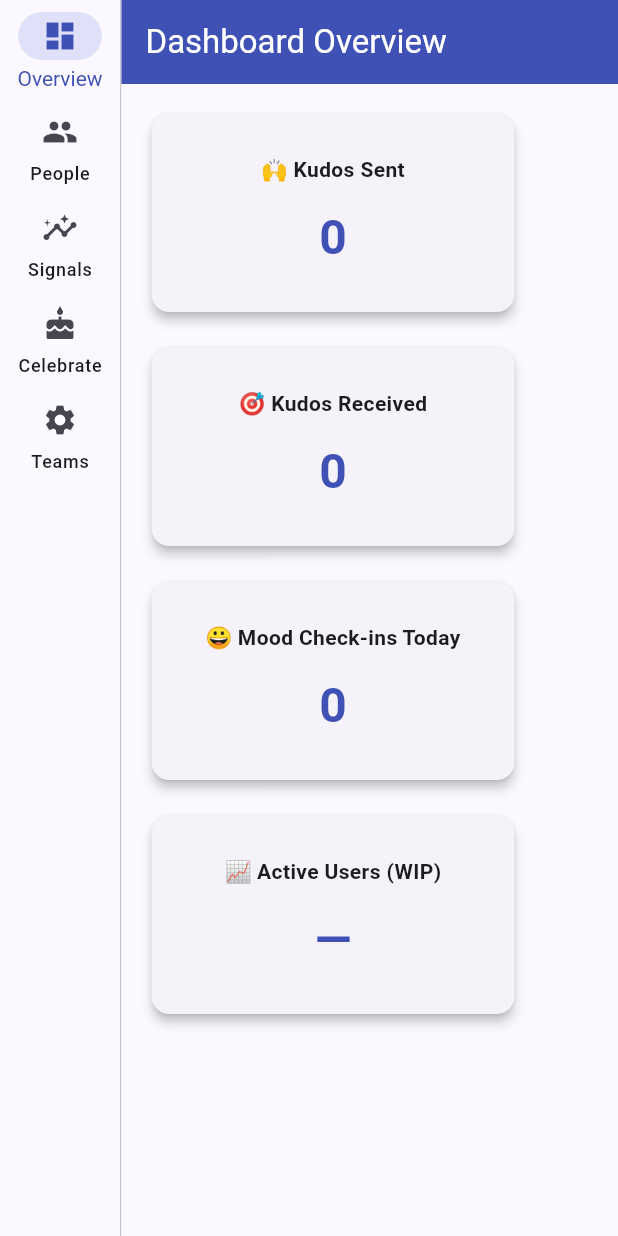
After one commit to sreeharichunkz/workers_App, a Flutter app: the DashboardShell screen opened directly, after a tap on "Overview", on a phone screen of 412 x 824 dp. The commit adds this screen. Run offline on Flutter 3.47's test engine with Material 3 defaults, Android fonts, the light colour scheme and no system bars; our stand-ins replace cloud_firestore, firebase_auth, firebase_core, timeago; accounts and stored records are empty.

```diff
--- /dev/null
+++ b/devtools_options.yaml
@@ -0,0 +1,3 @@
+description: This file stores settings for Dart & Flutter DevTools.
+documentation: https://docs.flutter.dev/tools/devtools/extensions#configure-extension-enablement-states
+extensions:
--- /dev/null
+++ b/lib/screens/web/dashboard_overview.dart
@@ -0,0 +1,136 @@
+import 'package:flutter/material.dart';
+import 'package:cloud_firestore/cloud_firestore.dart';
+
+class DashboardOverview extends StatefulWidget {
+  const DashboardOverview({super.key});
+
+  @override
+  State<DashboardOverview> createState() => _DashboardOverviewState();
+}
+
+class _DashboardOverviewState extends State<DashboardOverview>
+    with AutomaticKeepAliveClientMixin {
+  bool _loading = true;
+  Map<String, dynamic>? _stats;
+
+  @override
+  void initState() {
+    super.initState();
+    _loadStats();
+  }
+
+  Future<void> _loadStats() async {
+    setState(() => _loading = true);
+
+    try {
+      final kudosSnapshot =
+          await FirebaseFirestore.instance.collection('kudos').get();
+      final checkinsSnapshot =
+          await FirebaseFirestore.instance.collection('checkins').get();
+
+      final now = DateTime.now();
+
+      final sentKudos = kudosSnapshot.docs.length;
+      final receivedKudos =
+          kudosSnapshot.docs
+              .where((doc) => doc.data().containsKey('receiver_uid'))
+              .length;
+
+      final moodCheckinsToday =
+          checkinsSnapshot.docs.where((doc) {
+            final data = doc.data();
+            if (!data.containsKey('timestamp')) return false;
+            final timestamp = (data['timestamp'] as Timestamp).toDate();
+            return timestamp.year == now.year &&
+                timestamp.month == now.month &&
+                timestamp.day == now.day;
+          }).length;
+
+      setState(() {
+        _stats = {
+          'sentKudos': sentKudos,
+          'receivedKudos': receivedKudos,
+          'moodCheckinsToday': moodCheckinsToday,
+        };
+      });
+    } catch (e) {
+      debugPrint('Error loading stats: $e');
+      ScaffoldMessenger.of(
+        context,
+      ).showSnackBar(SnackBar(content: Text('Error loading dashboard: $e')));
+    } finally {
+      setState(() => _loading = false);
+    }
+  }
+
+  @override
+  Widget build(BuildContext context) {
+    super.build(context); // Required for AutomaticKeepAliveClientMixin
+
+    if (_loading && _stats == null) {
+      return const Center(child: CircularProgressIndicator());
+    }
+
+    return RefreshIndicator(
+      onRefresh: _loadStats,
+      child: SingleChildScrollView(
+        physics: const AlwaysScrollableScrollPhysics(),
+        padding: const EdgeInsets.all(16),
+        child: Wrap(
+          spacing: 16,
+          runSpacing: 16,
+          children: [
+            _buildStatCard("🙌 Kudos Sent", _stats!['sentKudos'].toString()),
+            _buildStatCard(
+              "🎯 Kudos Received",
+              _stats!['receivedKudos'].toString(),
+            ),
+            _buildStatCard(
+              "😀 Mood Check-ins Today",
+              _stats!['moodCheckinsToday'].toString(),
+            ),
+            _buildStatCard("📈 Active Users (WIP)", "—"),
+          ],
+        ),
+      ),
+    );
+  }
+
+  Widget _buildStatCard(String title, String value) {
+    return SizedBox(
+      width: 250,
+      height: 140,
+      child: Card(
+        elevation: 3,
+        shape: RoundedRectangleBorder(borderRadius: BorderRadius.circular(12)),
+        child: Padding(
+          padding: const EdgeInsets.all(20.0),
+          child: Column(
+            mainAxisAlignment: MainAxisAlignment.center,
+            children: [
+              Text(
+                title,
+                style: const TextStyle(
+                  fontSize: 14,
+                  fontWeight: FontWeight.w600,
+                ),
+              ),
+              const SizedBox(height: 12),
+              Text(
+                value,
+                style: const TextStyle(
+                  fontSize: 32,
+                  color: Colors.indigo,
+                  fontWeight: FontWeight.bold,
+                ),
+              ),
+            ],
+          ),
+        ),
+      ),
+    );
+  }
+
+  @override
+  bool get wantKeepAlive => true;
+}
--- /dev/null
+++ b/lib/screens/web/dashboard_shell.dart
@@ -0,0 +1,91 @@
+import 'package:flutter/material.dart';
+import 'dashboard_overview.dart';
+import 'people_insights.dart';
+import 'engagement_signals.dart';
+import 'celebration_manager.dart';
+import 'team_configuration.dart';
+
+class DashboardShell extends StatefulWidget {
+  final int currentIndex;
+  const DashboardShell({super.key, this.currentIndex = 0});
+
+  @override
+  State<DashboardShell> createState() => _DashboardShellState();
+}
+
+class _DashboardShellState extends State<DashboardShell> {
+  late int _selectedIndex;
+
+  final List<Widget> _screens = const [
+    DashboardOverview(),
+    PeopleInsightsScreen(),
+    EngagementSignalsScreen(),
+    CelebrationManagerScreen(),
+    TeamConfigurationScreen(),
+  ];
+
+  final List<String> _titles = [
+    'Dashboard Overview',
+    'People Insights',
+    'Engagement Signals',
+    'Celebration Manager',
+    'Team Configuration',
+  ];
+
+  @override
+  void initState() {
+    super.initState();
+    _selectedIndex = widget.currentIndex;
+  }
+
+  @override
+  Widget build(BuildContext context) {
+    return Scaffold(
+      body: Row(
+        children: [
+          NavigationRail(
+            selectedIndex: _selectedIndex,
+            onDestinationSelected:
+                (index) => setState(() => _selectedIndex = index),
+            labelType: NavigationRailLabelType.all,
+            selectedIconTheme: const IconThemeData(color: Colors.indigo),
+            selectedLabelTextStyle: const TextStyle(color: Colors.indigo),
+            destinations: const [
+              NavigationRailDestination(
+                icon: Icon(Icons.dashboard),
+                label: Text('Overview'),
+              ),
+              NavigationRailDestination(
+                icon: Icon(Icons.people),
+                label: Text('People'),
+              ),
+              NavigationRailDestination(
+                icon: Icon(Icons.insights),
+                label: Text('Signals'),
+              ),
+              NavigationRailDestination(
+                icon: Icon(Icons.cake),
+                label: Text('Celebrate'),
+              ),
+              NavigationRailDestination(
+                icon: Icon(Icons.settings),
+                label: Text('Teams'),
+              ),
+            ],
+          ),
+          const VerticalDivider(thickness: 1, width: 1),
+          Expanded(
+            child: Scaffold(
+              appBar: AppBar(
+                title: Text(_titles[_selectedIndex]),
+                backgroundColor: Colors.indigo,
+                foregroundColor: Colors.white,
+              ),
+              body: _screens[_selectedIndex],
+            ),
+          ),
+        ],
+      ),
+    );
+  }
+}
--- /dev/null
+++ b/lib/screens/web/engagement_signals.dart
@@ -0,0 +1,10 @@
+import 'package:flutter/material.dart';
+
+class EngagementSignalsScreen extends StatelessWidget {
+  const EngagementSignalsScreen({super.key});
+
+  @override
+  Widget build(BuildContext context) {
+    return Center(child: Text('🧭 Engagement Signals coming soon...'));
+  }
+}
--- /dev/null
+++ b/lib/screens/web/people_insights.dart
@@ -0,0 +1,11 @@
+// screens/web/people_insights.dart
+import 'package:flutter/material.dart';
+
+class PeopleInsightsScreen extends StatelessWidget {
+  const PeopleInsightsScreen({super.key});
+
+  @override
+  Widget build(BuildContext context) {
+    return Center(child: Text('👥 People Insights coming soon...'));
+  }
+}
--- a/pubspec.yaml
+++ b/pubspec.yaml
@@ -37,6 +37,7 @@ dependencies:
   firebase_storage: ^12.4.6
   image_picker: ^1.0.5
   timeago: ^3.6.0
+  shared_preferences: ^2.2.2
 
   # The following adds the Cupertino Icons font to your application.
   # Use with the CupertinoIcons class for iOS style icons.
@@ -45,6 +46,8 @@ dependencies:
 dev_dependencies:
   flutter_test:
     sdk: flutter
+  build_runner: ^2.4.0
+  build_web_compilers: ^4.0.4
 
   # The "flutter_lints" package below contains a set of recommended lints to
   # encourage good coding practices. The lint set provided by the package is
```
Also changed, not shown: lib/main.dart (+19 -6 lines), lib/screens/mood_checkin_screen.dart (+31 -1 lines), lib/screens/web/celebration_manager.dart (added, +10 -0 lines), lib/screens/web/hr_dashboard.dart (deleted, +0 -118 lines), lib/screens/web/manager_dashboard.dart (deleted, +0 -120 lines), lib/screens/web/portal_entry_wrapper.dart (deleted, +0 -75 lines), lib/screens/web/team_configuration.dart (added, +10 -0 lines), lib/screens/web/web_login_screen.dart (added, +104 -0 lines), pubspec.lock, 2 other files.
